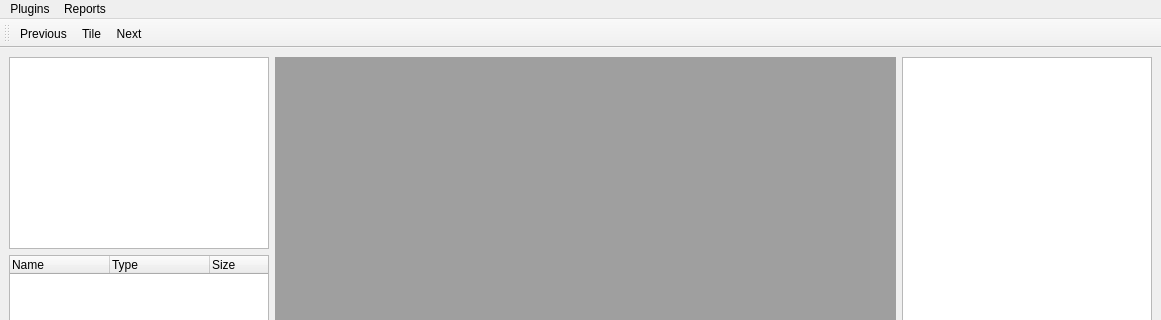
Qt form main_window.ui (PicciMario/iPhone-Backup-Analyzer-2) before a commit; both pictures show x 0 to 1161 and y 0 to 320 of the 1161 by 551 pixel window.
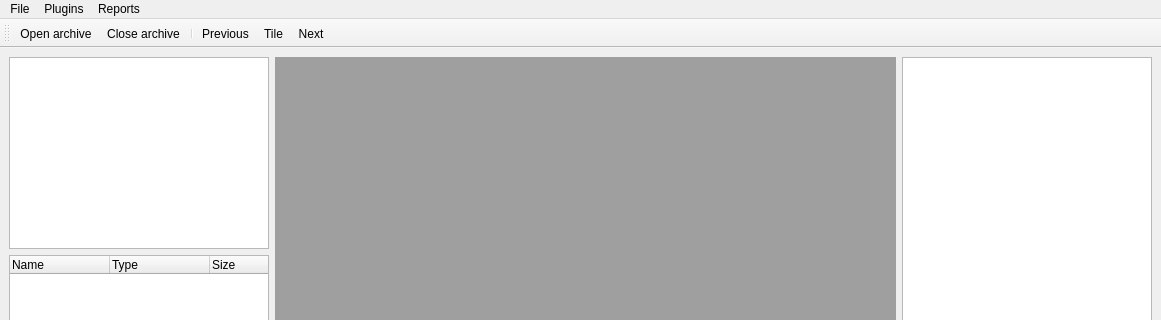
The same form after that commit. Icons and pictures are not drawn.

Commit message: open/close archive feature with progressbar

The edit to the form file:
```diff
--- a/main_window.ui
+++ b/main_window.ui
@@ -147,6 +147,14 @@
      <string>Reports</string>
     </property>
    </widget>
+   <widget class="QMenu" name="menuFile">
+    <property name="title">
+     <string>File</string>
+    </property>
+    <addaction name="menu_openarchive"/>
+    <addaction name="menu_closearchive"/>
+   </widget>
+   <addaction name="menuFile"/>
    <addaction name="menuPlugins"/>
    <addaction name="menuReports"/>
   </widget>
@@ -161,6 +169,9 @@
    <attribute name="toolBarBreak">
     <bool>false</bool>
    </attribute>
+   <addaction name="menu_openarchive"/>
+   <addaction name="menu_closearchive"/>
+   <addaction name="separator"/>
    <addaction name="actionPrev"/>
    <addaction name="actionTile"/>
    <addaction name="actionNext"/>
@@ -201,6 +212,24 @@
     <string>Tile windows</string>
    </property>
   </action>
+  <action name="menu_openarchive">
+   <property name="icon">
+    <iconset resource="resources.qrc">
+     <normaloff>:/icons/images/open.png</normaloff>:/icons/images/open.png</iconset>
+   </property>
+   <property name="text">
+    <string>Open archive</string>
+   </property>
+  </action>
+  <action name="menu_closearchive">
+   <property name="icon">
+    <iconset resource="resources.qrc">
+     <normaloff>:/icons/images/close.png</normaloff>:/icons/images/close.png</iconset>
+   </property>
+   <property name="text">
+    <string>Close archive</string>
+   </property>
+  </action>
  </widget>
  <resources>
   <include location="resources.qrc"/>
```
The commit also changes 4 other files.
